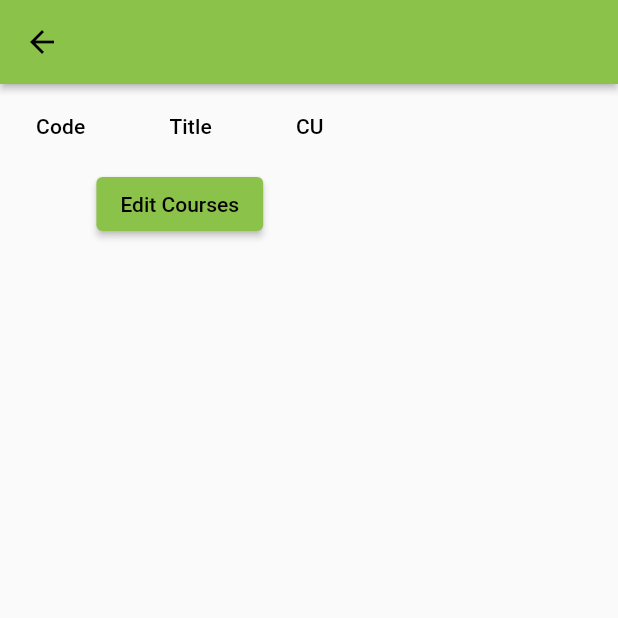
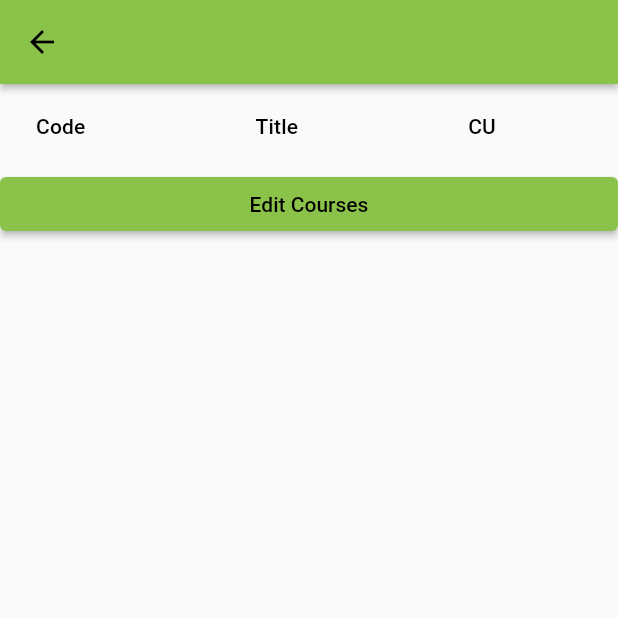
Before and after one commit to Detective-Khalifah/student_repository, a Flutter app: the ViewCoursesPage screen opened directly with empty values, on a phone screen of 412 x 824 dp, the top half of it. Run offline on Flutter 3.47's test engine with Material 2 defaults, Android fonts, the phone set to English and light mode, and no system bars; our stand-ins replace cloud_firestore, firebase_auth, firebase_core, modal_progress_hud_nsn; accounts and stored records are empty.

Commit message:
Fix overflow by replacing {@link Column} with a {@link ListView}

```diff
--- a/lib/pages/view_courses_page.dart
+++ b/lib/pages/view_courses_page.dart
@@ -21,7 +21,8 @@ class _ViewCoursesPageState extends State<ViewCoursesPage> {
   Widget build(BuildContext context) {
     return Scaffold(
       appBar: AppBar(),
-      body: Column(children: [
+      body: ListView(
+        children: [
           StreamBuilder<QuerySnapshot>(
             stream: _firestore.collection('courses').snapshots(),
             builder: (context, snapshot) {
@@ -38,10 +39,11 @@ class _ViewCoursesPageState extends State<ViewCoursesPage> {
               for (var courseReg in courseRegistrations) {
                 String title = courseReg.get('title');
                 String cu = courseReg.get('credit_units').toString();
-              String code = 'yes';
+                String code = courseReg.get('code');
 
-              print('1st Courses: $title}');
-              print('2nd Courses: $cu}');
+                print('Code: $code}');
+                print('Title: $title}');
+                print('CU: $cu}');
 
                 myRow.add(_getRow(code, title, cu));
                 // return CoursesTable();
@@ -60,7 +62,8 @@ class _ViewCoursesPageState extends State<ViewCoursesPage> {
                     arguments: ProfileArguments(widget.matriculation));
               },
               child: Text('Edit Courses')),
-      ]),
+        ],
+      ),
     );
   }
 }
```
Lines whose indentation alone changed are shown as unchanged.
